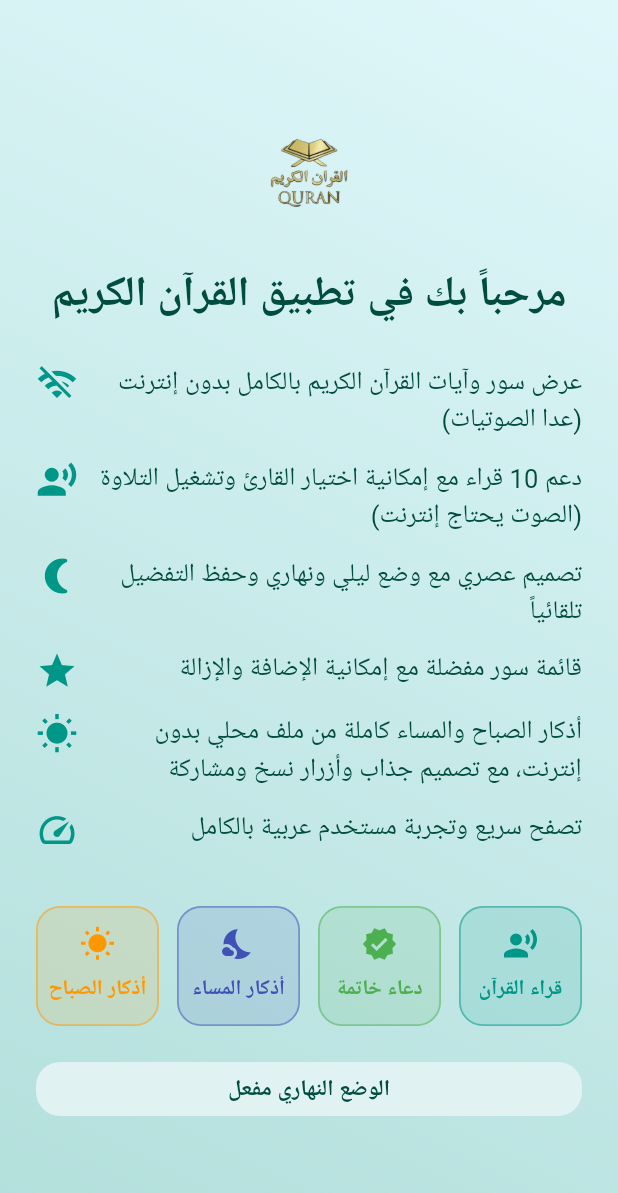
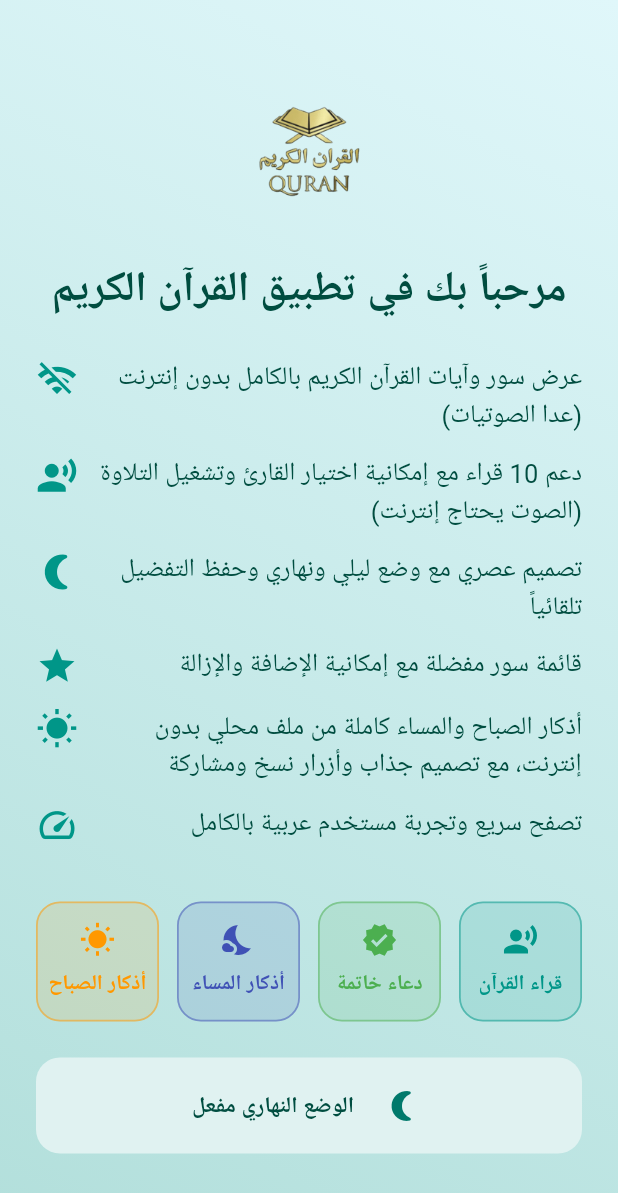
Before and after one commit to abbe59/flutter-_app_quran, a Flutter app: the screen it shows after launch, on a phone screen of 412 x 824 dp. Shown: the top 1193 px of the screen. Run offline on Flutter 3.47's test engine with Material 3 defaults, Android fonts, the phone set to English and light mode, and no system bars; our stand-ins replace flutter_bloc, just_audio, shared_preferences.

Commit message:
dark_light

```diff
--- /dev/null
+++ b/lib/bloc/theme_bloc.dart
@@ -0,0 +1,113 @@
+import 'package:flutter/material.dart';
+import 'package:flutter_bloc/flutter_bloc.dart';
+import 'package:shared_preferences/shared_preferences.dart';
+
+// Events
+abstract class ThemeEvent {}
+
+class ToggleThemeEvent extends ThemeEvent {}
+
+class SetThemeEvent extends ThemeEvent {
+  final bool isDark;
+  SetThemeEvent(this.isDark);
+}
+
+// States
+class ThemeState {
+  final ThemeData themeData;
+  final bool isDark;
+
+  const ThemeState({required this.themeData, required this.isDark});
+
+  ThemeState copyWith({ThemeData? themeData, bool? isDark}) {
+    return ThemeState(
+      themeData: themeData ?? this.themeData,
+      isDark: isDark ?? this.isDark,
+    );
+  }
+}
+
+// Bloc
+class ThemeBloc extends Bloc<ThemeEvent, ThemeState> {
+  static const String _themeKey = 'theme_mode';
+
+  ThemeBloc() : super(_getInitialState()) {
+    on<ToggleThemeEvent>(_onToggleTheme);
+    on<SetThemeEvent>(_onSetTheme);
+    _loadTheme();
+  }
+
+  static ThemeState _getInitialState() {
+    return ThemeState(themeData: _getLightTheme(), isDark: false);
+  }
+
+  void _onToggleTheme(ToggleThemeEvent event, Emitter<ThemeState> emit) async {
+    final newIsDark = !state.isDark;
+    final newTheme = newIsDark ? _getDarkTheme() : _getLightTheme();
+
+    emit(ThemeState(themeData: newTheme, isDark: newIsDark));
+
+    await _saveTheme(newIsDark);
+  }
+
+  void _onSetTheme(SetThemeEvent event, Emitter<ThemeState> emit) async {
+    final newTheme = event.isDark ? _getDarkTheme() : _getLightTheme();
+
+    emit(ThemeState(themeData: newTheme, isDark: event.isDark));
+
+    await _saveTheme(event.isDark);
+  }
+
+  Future<void> _loadTheme() async {
+    try {
+      final prefs = await SharedPreferences.getInstance();
+      final isDark = prefs.getBool(_themeKey) ?? false;
+      add(SetThemeEvent(isDark));
+    } catch (e) {
+      add(SetThemeEvent(false));
+    }
+  }
+
+  Future<void> _saveTheme(bool isDark) async {
+    try {
+      final prefs = await SharedPreferences.getInstance();
+      await prefs.setBool(_themeKey, isDark);
+    } catch (e) {
+      // تجاهل الخطأ
+    }
+  }
+
+  static ThemeData _getLightTheme() {
+    return ThemeData(
+      useMaterial3: true,
+      brightness: Brightness.light,
+      colorScheme: ColorScheme.fromSeed(
+        seedColor: Colors.teal,
+        brightness: Brightness.light,
+      ),
+      appBarTheme: AppBarTheme(
+        backgroundColor: Colors.teal.shade700,
+        foregroundColor: Colors.white,
+        elevation: 0,
+        centerTitle: true,
+      ),
+    );
+  }
+
+  static ThemeData _getDarkTheme() {
+    return ThemeData(
+      useMaterial3: true,
+      brightness: Brightness.dark,
+      colorScheme: ColorScheme.fromSeed(
+        seedColor: Colors.teal,
+        brightness: Brightness.dark,
+      ),
+      appBarTheme: AppBarTheme(
+        backgroundColor: Colors.teal.shade800,
+        foregroundColor: Colors.white,
+        elevation: 0,
+        centerTitle: true,
+      ),
+    );
+  }
+}
--- a/lib/main.dart
+++ b/lib/main.dart
@@ -1,4 +1,6 @@
 import 'package:flutter/material.dart';
+import 'package:flutter_bloc/flutter_bloc.dart';
+import 'package:quren_app_first/bloc/theme_bloc.dart';
 import 'package:quren_app_first/screen/azkar_screen.dart';
 import 'package:quren_app_first/screen/khatmah_screen.dart';
 import 'package:quren_app_first/screen/surah_list_screen.dart';
@@ -14,19 +16,26 @@ class MyApp extends StatelessWidget {
   // This widget is the root of your application.
   @override
   Widget build(BuildContext context) {
+    return BlocProvider(
+      create: (context) => ThemeBloc(),
+      child: BlocBuilder<ThemeBloc, ThemeState>(
+        builder: (context, state) {
           return MaterialApp(
             debugShowCheckedModeBanner: false,
-      title: 'Flutter Demo',
-      theme: ThemeData(
-        colorScheme: ColorScheme.fromSeed(seedColor: Colors.deepPurple),
-      ),
+            title: 'تطبيق القرآن الكريم',
+            theme: state.themeData,
             routes: {
               '/': (context) => const WelcomeScreen(),
               '/khatmahScreen': (context) => const KhatmahScreen(),
               '/surahListScreen': (context) => const SurahListScreen(),
-        '/azkarMorning': (context) => const AzkarScreen(azkarType: 'morning'),
-        '/azkarEvening': (context) => const AzkarScreen(azkarType: 'evening'),
+              '/azkarMorning': (context) =>
+                  const AzkarScreen(azkarType: 'morning'),
+              '/azkarEvening': (context) =>
+                  const AzkarScreen(azkarType: 'evening'),
             },
+          );
+        },
+      ),
     );
   }
 }
--- a/lib/screen/welcome_screen.dart
+++ b/lib/screen/welcome_screen.dart
@@ -1,4 +1,6 @@
 import 'package:flutter/material.dart';
+import 'package:flutter_bloc/flutter_bloc.dart';
+import 'package:quren_app_first/bloc/theme_bloc.dart';
 
 class _QuickAzkarButton extends StatelessWidget {
   final String label;
@@ -65,7 +67,12 @@ class WelcomeScreen extends StatelessWidget {
   const WelcomeScreen({super.key});
   @override
   Widget build(BuildContext context) {
-    final isDark = Theme.of(context).brightness == Brightness.dark;
+    return BlocBuilder<ThemeBloc, ThemeState>(
+      builder: (context, themeState) {
+        final isDark = themeState.isDark;
+        // Bloc usage
+        // استدعاء bloc من السياق
+        // final themeBloc = BlocProvider.of<ThemeBloc>(context);
         final bgGradient = isDark
             ? const LinearGradient(
                 begin: Alignment.topRight,
@@ -83,15 +90,18 @@ class WelcomeScreen extends StatelessWidget {
             child: Center(
               child: SingleChildScrollView(
                 child: Padding(
-              padding: const EdgeInsets.symmetric(horizontal: 24, vertical: 32),
+                  padding: const EdgeInsets.symmetric(
+                    horizontal: 24,
+                    vertical: 32,
+                  ),
                   child: Column(
                     mainAxisAlignment: MainAxisAlignment.center,
                     crossAxisAlignment: CrossAxisAlignment.center,
                     children: [
                       Image.asset(
                         'assets/images/ic_launcher.png', // ضع المسار الصحيح لصورتك هنا
-                    width: 72,
-                    height: 72,
+                        width: 94,
+                        height: 94,
                         fit: BoxFit.contain,
                       ),
                       const SizedBox(height: 24),
@@ -117,7 +127,8 @@ class WelcomeScreen extends StatelessWidget {
                       ),
                       _FeatureRow(
                         icon: Icons.nightlight_round,
-                    text: 'تصميم عصري مع وضع ليلي ونهاري وحفظ التفضيل تلقائياً',
+                        text:
+                            'تصميم عصري مع وضع ليلي ونهاري وحفظ التفضيل تلقائياً',
                       ),
                       _FeatureRow(
                         icon: Icons.star,
@@ -144,7 +155,9 @@ class WelcomeScreen extends StatelessWidget {
                                 icon: Icons.wb_sunny,
                                 color: Colors.orange,
                                 onTap: () {
-                              Navigator.of(context).pushNamed('/azkarMorning');
+                                  Navigator.of(
+                                    context,
+                                  ).pushNamed('/azkarMorning');
                                 },
                               ),
                             ),
@@ -158,7 +171,9 @@ class WelcomeScreen extends StatelessWidget {
                                 icon: Icons.nights_stay,
                                 color: Colors.indigo,
                                 onTap: () {
-                              Navigator.of(context).pushNamed('/azkarEvening');
+                                  Navigator.of(
+                                    context,
+                                  ).pushNamed('/azkarEvening');
                                 },
                               ),
                             ),
@@ -173,7 +188,9 @@ class WelcomeScreen extends StatelessWidget {
                                 icon: Icons.verified,
                                 color: Colors.green,
                                 onTap: () {
-                              Navigator.of(context).pushNamed('/khatmahScreen');
+                                  Navigator.of(
+                                    context,
+                                  ).pushNamed('/khatmahScreen');
                                 },
                               ),
                             ),
@@ -214,9 +231,13 @@ class WelcomeScreen extends StatelessWidget {
                           children: [
                             const SizedBox(width: 8),
                             Text(
-                          isDark ? 'الوضع الليلي مفعل' : 'الوضع النهاري مفعل',
+                              isDark
+                                  ? 'الوضع الليلي مفعل'
+                                  : 'الوضع النهاري مفعل',
                               style: TextStyle(
-                            color: isDark ? Colors.amber : Colors.teal.shade900,
+                                color: isDark
+                                    ? Colors.amber
+                                    : Colors.teal.shade900,
                                 fontWeight: FontWeight.bold,
                                 fontSize: 15,
                                 height: 1.3,
@@ -224,6 +245,25 @@ class WelcomeScreen extends StatelessWidget {
                               textAlign: TextAlign.center,
                             ),
                             const SizedBox(width: 8),
+                            // زر تبديل الوضع الليلي
+                            IconButton(
+                              icon: Icon(
+                                isDark
+                                    ? Icons.wb_sunny
+                                    : Icons.nightlight_round,
+                                color: isDark
+                                    ? Colors.amber
+                                    : Colors.teal.shade700,
+                              ),
+                              tooltip: isDark
+                                  ? 'تفعيل النهاري'
+                                  : 'تفعيل الليلي',
+                              onPressed: () {
+                                context.read<ThemeBloc>().add(
+                                  ToggleThemeEvent(),
+                                );
+                              },
+                            ),
                           ],
                         ),
                       ),
@@ -233,6 +273,8 @@ class WelcomeScreen extends StatelessWidget {
               ),
             ),
           ),
+        );
+      },
     );
   }
 }
--- a/pubspec.yaml
+++ b/pubspec.yaml
@@ -31,6 +31,7 @@ dependencies:
   cupertino_icons: ^1.0.8
   flutter:
     sdk: flutter
+  flutter_bloc: ^9.1.1
   http: ^1.4.0
   just_audio: ^0.9.36
   shared_preferences: ^2.5.3
@@ -54,6 +55,7 @@ flutter:
   assets:
     - assets/images/
     - assets/quran_ayahs.json
+    - assets/quran_surahs.json
     - assets/readers.yaml
   #   - images/a_dot_ham.jpeg
   # An image asset can refer to one or more resolution-specific "variants", see
```
Also changed, not shown: assets/quran_surahs.json (added, +42 -0 lines), lib/screen/surah_list_screen.dart (+64 -18 lines), pubspec.lock. Lines whose indentation alone changed are shown as unchanged.
